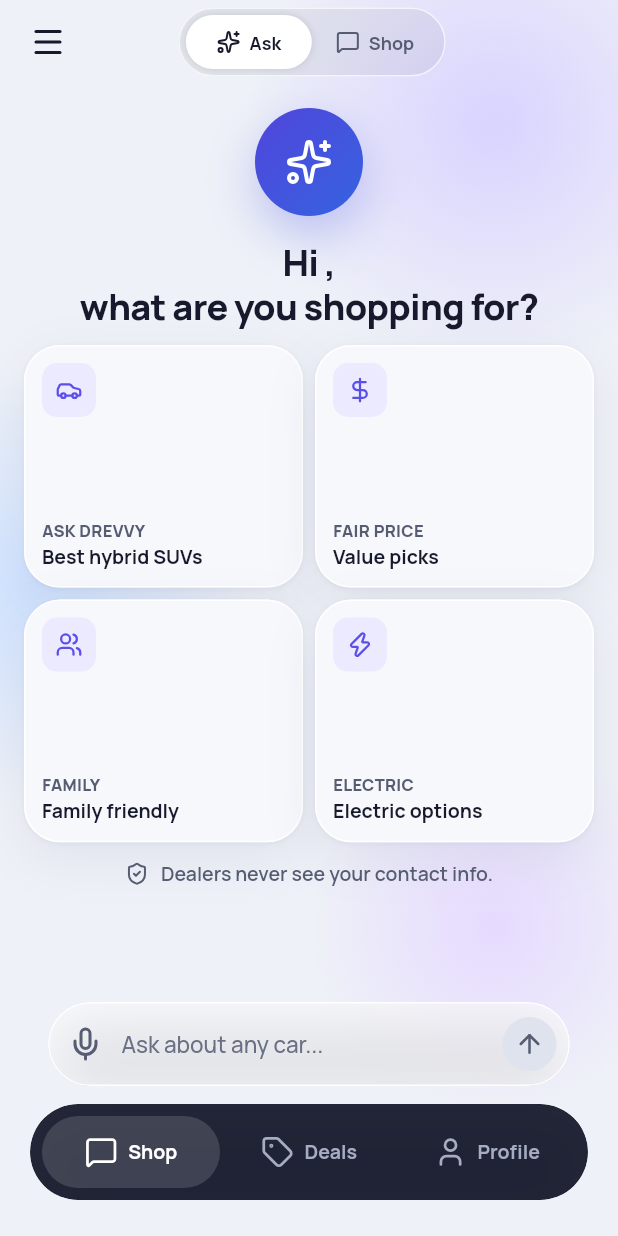
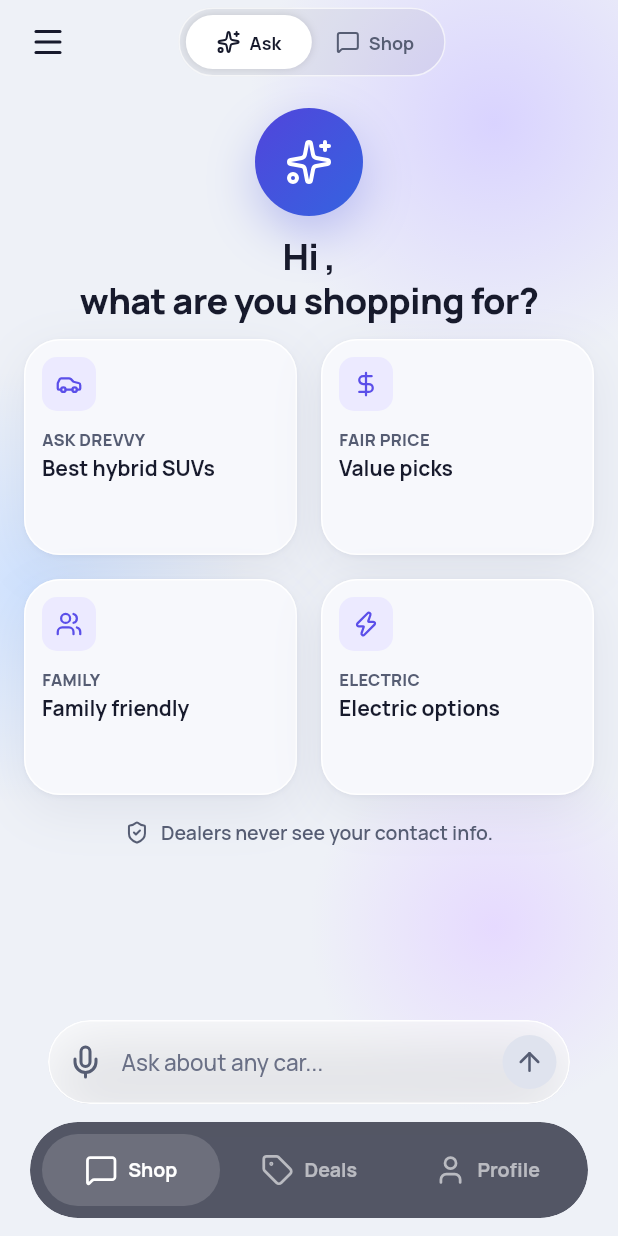
Before and after one commit to wilsonpartyof5/autoagent, a Flutter app: the CreateAccountScreen screen opened by its route, after a tap on "Continue with Apple", on a phone screen of 412 x 824 dp. Run offline on Flutter 3.47's test engine with Material 3 defaults, Android fonts, the phone set to English and light mode, and no system bars; our stand-ins replace equatable, flutter_riverpod, go_router, lucide_icons_flutter; accounts and stored records are empty.

Commit message:
feat(flutter): spec-compliant layout per §1.1/§6.5a
Major layout refactor per design spec:

1. ShellScaffold: extendBody: true
2. FloatingTabBar: blur 20, night fill 72% opacity (was solid pill)
3. Composer: pinned 12pt above tab bar using composerTabBarGap token
4. Content bottom padding computed: tabBarHeight + safeArea.bottom +
   composerHeight + 24 (new contentBottomInset token = 156pt)
5. Starter grid: 2x2 with 16pt gaps, min card height 120, maxLines 2
   with ellipsis, responsive orb (64 on <750pt, 72 on >=750pt)
6. Same bottom inset applied to Deals and Profile root tabs

Token changes:
- tabBarBottomInset: 24 → 12 (tab bar closer to edge)
- Removed: rootScrollBottomPadding, composerBottomOffset
- Added: composerTabBarGap (12), contentBottomInset (156)

Widget tests for iPhone SE, 15, and 15 Pro Max at text scale 1.0
and 1.3, verifying no crashes and proper responsive behavior.

Build status:
- flutter analyze: 0 issues
- flutter test: 74/74 passing (17 new layout tests)

Co-authored-by: wilsonpartyof5 <wilsonpartyof5@users.noreply.github.com>

```diff
--- a/apps/drevvy-app/lib/core/theme/drevvy_tokens.dart
+++ b/apps/drevvy-app/lib/core/theme/drevvy_tokens.dart
@@ -199,11 +199,15 @@ abstract final class DrevvySpace {
   static const compactPillHeight = 44.0;
   static const tabBarHeight = 64.0;
   static const tabBarSideInset = 20.0;
-  static const tabBarBottomInset = 24.0;
-  static const rootScrollBottomPadding = 120.0;
+  static const tabBarBottomInset = 12.0;
   static const composerMinHeight = 56.0;
-  static const composerBottomOffset = 100.0;
+  static const composerTabBarGap = 12.0;
   static const chatHeaderHeight = 56.0;
+
+  /// Computed bottom inset for scrollable content per spec §6.5a:
+  /// tabBarHeight + composerMinHeight + composerTabBarGap + 24pt buffer
+  /// Add safeArea.bottom at runtime.
+  static const contentBottomInset = tabBarHeight + composerMinHeight + composerTabBarGap + 24.0;
 }
 
 abstract final class DrevvyRadius {
--- a/apps/drevvy-app/lib/core/widgets/floating_tab_bar.dart
+++ b/apps/drevvy-app/lib/core/widgets/floating_tab_bar.dart
@@ -4,6 +4,7 @@ import 'package:lucide_icons_flutter/lucide_icons.dart';
 import '../theme/drevvy_theme.dart';
 import '../theme/drevvy_tokens.dart';
 
+/// Frosted tab bar per spec §1.1/§6.5a: blur 20, night fill ~72% opacity
 class FloatingTabBar extends StatelessWidget {
   const FloatingTabBar({
     super.key,
@@ -22,7 +23,6 @@ class FloatingTabBar extends StatelessWidget {
 
   @override
   Widget build(BuildContext context) {
-    final colors = context.drevvy;
     final text = context.drevvyText;
     final bottomPadding = MediaQuery.of(context).padding.bottom;
 
@@ -33,16 +33,12 @@ class FloatingTabBar extends StatelessWidget {
       child: ClipRRect(
         borderRadius: BorderRadius.circular(DrevvyRadius.tab),
         child: BackdropFilter(
-          filter: ImageFilter.blur(sigmaX: DrevvyColors.glassBlur, sigmaY: DrevvyColors.glassBlur),
+          filter: ImageFilter.blur(sigmaX: 20, sigmaY: 20),
           child: Container(
             height: DrevvySpace.tabBarHeight,
             decoration: BoxDecoration(
-              color: colors.tabBar,
+              color: const Color(0xFF171A2C).withValues(alpha: 0.72),
               borderRadius: BorderRadius.circular(DrevvyRadius.tab),
-              boxShadow: colors.elev2,
-              border: Theme.of(context).brightness == Brightness.dark
-                  ? Border.all(color: Colors.white.withValues(alpha: 0.08))
-                  : null,
             ),
             padding: const EdgeInsets.all(DrevvySpace.s2),
             child: Row(
@@ -58,7 +54,9 @@ class FloatingTabBar extends StatelessWidget {
                       duration: DrevvyMotion.tabSwitch.duration,
                       curve: DrevvyMotion.tabSwitch.curve,
                       decoration: BoxDecoration(
-                        color: isActive ? colors.tabActiveFill : Colors.transparent,
+                        color: isActive
+                            ? Colors.white.withValues(alpha: 0.15)
+                            : Colors.transparent,
                         borderRadius: BorderRadius.circular(24),
                       ),
                       height: 48,
@@ -68,14 +66,18 @@ class FloatingTabBar extends StatelessWidget {
                           Icon(
                             tab.icon,
                             size: 22,
-                            color: isActive ? Colors.white : colors.tabInactive,
+                            color: isActive
+                                ? Colors.white
+                                : Colors.white.withValues(alpha: 0.6),
                           ),
                           const SizedBox(width: 7),
                           Text(
                             tab.label,
                             style: text.bodyStrong.copyWith(
                               fontSize: 13,
-                              color: isActive ? Colors.white : colors.tabInactive,
+                              color: isActive
+                                  ? Colors.white
+                                  : Colors.white.withValues(alpha: 0.6),
                             ),
                           ),
                         ],
--- a/apps/drevvy-app/lib/core/widgets/shell_scaffold.dart
+++ b/apps/drevvy-app/lib/core/widgets/shell_scaffold.dart
@@ -5,6 +5,7 @@ import 'canvas_background.dart';
 import 'offline_banner.dart';
 import '../theme/drevvy_tokens.dart';
 
+/// Shell scaffold per spec §1.1/§6.5a: extendBody true, frosted tab bar pinned at bottom
 class ShellScaffold extends StatefulWidget {
   const ShellScaffold({
     super.key,
@@ -29,6 +30,7 @@ class _ShellScaffoldState extends State<ShellScaffold> {
     final topPadding = MediaQuery.of(context).padding.top;
 
     return Scaffold(
+      extendBody: true,
       body: Stack(
         children: [
           const CanvasBackground(),
--- a/apps/drevvy-app/lib/features/deals/screens/deals_screen.dart
+++ b/apps/drevvy-app/lib/features/deals/screens/deals_screen.dart
@@ -143,9 +143,11 @@ class _DealsScreenState extends State<DealsScreen> {
                     ),
                   ),
 
-                  // Bottom padding for tab bar
-                  const SliverToBoxAdapter(
-                    child: SizedBox(height: DrevvySpace.rootScrollBottomPadding),
+                  // Bottom padding per spec §6.5a: tabBarHeight + safeArea.bottom + composerHeight + 24
+                  SliverToBoxAdapter(
+                    child: SizedBox(
+                      height: DrevvySpace.contentBottomInset + MediaQuery.of(context).padding.bottom,
+                    ),
                   ),
                 ],
               ),
--- a/apps/drevvy-app/lib/features/profile/screens/profile_screen.dart
+++ b/apps/drevvy-app/lib/features/profile/screens/profile_screen.dart
@@ -248,7 +248,8 @@ class _ProfileScreenState extends ConsumerState<ProfileScreen> {
 
                   // Demo toggle section
                   _buildDemoSection(context, colors, text),
-                  const SizedBox(height: DrevvySpace.rootScrollBottomPadding),
+                  // Bottom padding per spec §6.5a
+                  SizedBox(height: DrevvySpace.contentBottomInset + MediaQuery.of(context).padding.bottom),
                 ]),
               ),
             ),
--- a/apps/drevvy-app/lib/features/shop/screens/shop_screen.dart
+++ b/apps/drevvy-app/lib/features/shop/screens/shop_screen.dart
@@ -140,7 +140,11 @@ class _ShopScreenState extends State<ShopScreen> {
   @override
   Widget build(BuildContext context) {
     final isEmpty = _thread?.isEmpty ?? true;
-    final bottomPadding = MediaQuery.of(context).padding.bottom;
+    final safeBottom = MediaQuery.of(context).padding.bottom;
+
+    // Composer pinned 12pt above tab bar per spec §6.5a
+    final composerBottom = DrevvySpace.tabBarBottomInset + DrevvySpace.tabBarHeight +
+        DrevvySpace.composerTabBarGap + safeBottom;
 
     return Scaffold(
       key: _scaffoldKey,
@@ -193,13 +197,11 @@ class _ShopScreenState extends State<ShopScreen> {
             ],
           ),
 
-          // Floating composer: 12pt above the floating tab bar per §6.5a
-          // Tab bar: bottom = tabBarBottomInset (24) + safe area
-          // Composer: bottom = tabBarBottomInset + tabBarHeight (64) + 12pt gap
+          // Composer pinned 12pt above tab bar, never overlapping content
           Positioned(
             left: DrevvySpace.gutter,
             right: DrevvySpace.gutter,
-            bottom: DrevvySpace.tabBarBottomInset + DrevvySpace.tabBarHeight + 12 + bottomPadding,
+            bottom: composerBottom,
             child: ChatComposer(
               mode: _mode,
               onSend: _mode == ChatMode.ask ? _sendMessage : _search,
--- a/apps/drevvy-app/lib/features/shop/widgets/chat_empty.dart
+++ b/apps/drevvy-app/lib/features/shop/widgets/chat_empty.dart
@@ -6,6 +6,7 @@ import '../../../core/theme/drevvy_tokens.dart';
 import '../../../data/models/search_profile.dart';
 
 /// Screen 07, 51: Shop empty state with personalized starters (v1.6.1)
+/// Per spec §6.5a: scrollable content with computed bottom padding
 class ChatEmpty extends StatelessWidget {
   const ChatEmpty({
     super.key,
@@ -44,41 +45,48 @@ class ChatEmpty extends StatelessWidget {
     final colors = context.drevvy;
     final text = context.drevvyText;
     final usePersonalized = hasHistory && starters != null && starters!.isNotEmpty;
-    final bottomPadding = MediaQuery.of(context).padding.bottom;
+    final safeBottom = MediaQuery.of(context).padding.bottom;
+    final screenHeight = MediaQuery.of(context).size.height;
 
-    // Bottom padding: composer (56) + gap (12) + tab bar (64) + tab bar inset (24) + safe area + buffer
-    final totalBottomPadding = DrevvySpace.composerMinHeight + 12 +
-        DrevvySpace.tabBarHeight + DrevvySpace.tabBarBottomInset + bottomPadding + DrevvySpace.s4;
+    // Computed bottom padding per spec §6.5a:
+    // tabBarHeight + safeArea.bottom + composerHeight + 24
+    final bottomPadding = DrevvySpace.contentBottomInset + safeBottom;
+
+    // On screens shorter than 750, reduce orb to 64 and tighten spacing
+    final isCompact = screenHeight < 750;
+    final orbSize = isCompact ? 64.0 : 72.0;
+    final orbIconSize = isCompact ? 28.0 : 32.0;
+    final topSpacing = isCompact ? DrevvySpace.s2 : DrevvySpace.s4;
+    final orbGreetingGap = isCompact ? DrevvySpace.s2 : DrevvySpace.s3;
+    final greetingCardsGap = isCompact ? DrevvySpace.s2 : DrevvySpace.s3;
 
     return SingleChildScrollView(
       padding: EdgeInsets.only(
         left: DrevvySpace.gutter,
         right: DrevvySpace.gutter,
-        bottom: totalBottomPadding,
+        bottom: bottomPadding,
       ),
       child: Column(
         children: [
-          // Tighter top spacing per frame 51
-          const SizedBox(height: DrevvySpace.s4),
+          SizedBox(height: topSpacing),
 
-          // Gradient orb - smaller per frame 51
+          // Gradient orb - responsive size
           Container(
-            width: 72,
-            height: 72,
+            width: orbSize,
+            height: orbSize,
             decoration: BoxDecoration(
               gradient: DrevvyColors.brandGradient,
               shape: BoxShape.circle,
               boxShadow: colors.elevBrand,
             ),
-            child: const Icon(
+            child: Icon(
               LucideIcons.sparkles,
               color: Colors.white,
-              size: 32,
+              size: orbIconSize,
             ),
           ),
 
-          // Tighter gap between orb and greeting
-          const SizedBox(height: DrevvySpace.s4),
+          SizedBox(height: orbGreetingGap),
 
           // Greeting - personalized vs generic
           Text(
@@ -96,7 +104,7 @@ class ChatEmpty extends StatelessWidget {
               style: text.body.copyWith(color: colors.muted),
               textAlign: TextAlign.center,
             ),
-            // "Based on your past searches · Manage" link - moved above cards
+            // "Based on your past searches · Manage" link
             const SizedBox(height: DrevvySpace.s2),
             GestureDetector(
               onTap: () => context.go('/profile'),
@@ -123,43 +131,19 @@ class ChatEmpty extends StatelessWidget {
             ),
           ],
 
-          // Tight gap before cards
-          const SizedBox(height: DrevvySpace.s3),
+          SizedBox(height: greetingCardsGap),
 
-          // 2x2 prompt cards - personalized or generic
-          GridView.count(
-            crossAxisCount: 2,
-            shrinkWrap: true,
-            physics: const NeverScrollableScrollPhysics(),
-            mainAxisSpacing: DrevvySpace.s2,
-            crossAxisSpacing: DrevvySpace.s2,
-            childAspectRatio: 1.15,
-            children: usePersonalized
-                ? starters!.map((starter) {
-                    return _PromptCard(
-                      icon: _iconForKind(starter.kind),
-                      kicker: starter.kicker,
-                      title: starter.title,
-                      onTap: () {
-                        if (starter.action.mode == 'shop') {
-                          onShopTap(starter.action.prompt ?? '');
-                        } else {
-                          onPromptTap(starter.action.prompt ?? starter.title);
-                        }
-                      },
-                    );
-                  }).toList()
-                : _genericPrompts.map((prompt) {
-                    return _PromptCard(
-                      icon: prompt.icon,
-                      kicker: prompt.kicker,
-                      title: prompt.title,
-                      onTap: () => onPromptTap(prompt.query),
-                    );
-                  }).toList(),
+          // 2x2 prompt cards with 16pt gaps, min height 120, no fixed aspect ratio
+          _StarterGrid(
+            usePersonalized: usePersonalized,
+            starters: starters,
+            genericPrompts: _genericPrompts,
+            iconForKind: _iconForKind,
+            onPromptTap: onPromptTap,
+            onShopTap: onShopTap,
           ),
 
-          const SizedBox(height: DrevvySpace.s3),
+          const SizedBox(height: DrevvySpace.s4),
 
           // Trust line
           Row(
@@ -176,6 +160,83 @@ class ChatEmpty extends StatelessWidget {
         ],
       ),
     );
+  }
+}
+
+/// 2x2 grid with 16pt gaps, min card height 120, maxLines 2 with ellipsis
+class _StarterGrid extends StatelessWidget {
+  const _StarterGrid({
+    required this.usePersonalized,
+    required this.starters,
+    required this.genericPrompts,
+    required this.iconForKind,
+    required this.onPromptTap,
+    required this.onShopTap,
+  });
+
+  final bool usePersonalized;
+  final List<StarterCard>? starters;
+  final List<({IconData icon, String kicker, String title, String query})> genericPrompts;
+  final IconData Function(StarterKind) iconForKind;
+  final ValueChanged<String> onPromptTap;
+  final ValueChanged<String> onShopTap;
+
+  @override
+  Widget build(BuildContext context) {
+    final items = usePersonalized && starters != null
+        ? starters!.take(4).toList()
+        : genericPrompts.take(4).toList();
+
+    return Column(
+      children: [
+        Row(
+          children: [
+            Expanded(child: _buildCard(context, 0, items)),
+            const SizedBox(width: DrevvySpace.gutter),
+            Expanded(child: _buildCard(context, 1, items)),
+          ],
+        ),
+        const SizedBox(height: DrevvySpace.gutter),
+        Row(
+          children: [
+            Expanded(child: _buildCard(context, 2, items)),
+            const SizedBox(width: DrevvySpace.gutter),
+            Expanded(child: _buildCard(context, 3, items)),
+          ],
+        ),
+      ],
+    );
+  }
+
+  Widget _buildCard(BuildContext context, int index, List<dynamic> items) {
+    if (index >= items.length) {
+      return const SizedBox.shrink();
+    }
+
+    final item = items[index];
+
+    if (item is StarterCard) {
+      return _PromptCard(
+        icon: iconForKind(item.kind),
+        kicker: item.kicker,
+        title: item.title,
+        onTap: () {
+          if (item.action.mode == 'shop') {
+            onShopTap(item.action.prompt ?? '');
+          } else {
+            onPromptTap(item.action.prompt ?? item.title);
+          }
+        },
+      );
+    } else {
+      final prompt = item as ({IconData icon, String kicker, String title, String query});
+      return _PromptCard(
+        icon: prompt.icon,
+        kicker: prompt.kicker,
+        title: prompt.title,
+        onTap: () => onPromptTap(prompt.query),
+      );
+    }
   }
 }
 
@@ -201,8 +262,11 @@ class _PromptCard extends StatelessWidget {
       onTap: onTap,
       child: GlassCard(
         padding: const EdgeInsets.all(DrevvySpace.s3),
+        child: ConstrainedBox(
+          constraints: const BoxConstraints(minHeight: 120),
           child: Column(
             crossAxisAlignment: CrossAxisAlignment.start,
+            mainAxisSize: MainAxisSize.min,
             children: [
               Container(
                 width: 36,
@@ -213,7 +277,7 @@ class _PromptCard extends StatelessWidget {
                 ),
                 child: Icon(icon, color: colors.violet, size: 18),
               ),
-            const Spacer(),
+              const SizedBox(height: DrevvySpace.s3),
               // Uppercase kicker (v1.6.1)
               if (kicker != null) ...[
                 Text(
@@ -229,13 +293,14 @@ class _PromptCard extends StatelessWidget {
               ],
               Text(
                 title,
-              style: text.bodyStrong.copyWith(fontSize: 13, height: 1.3),
+                style: text.bodyStrong,
                 maxLines: 2,
                 overflow: TextOverflow.ellipsis,
               ),
             ],
           ),
         ),
+      ),
     );
   }
 }
```
Also changed, not shown: apps/drevvy-app/lib/features/shop/widgets/chat_messages.dart (+5 -5 lines), 2 other files. Lines whose indentation alone changed are shown as unchanged.
